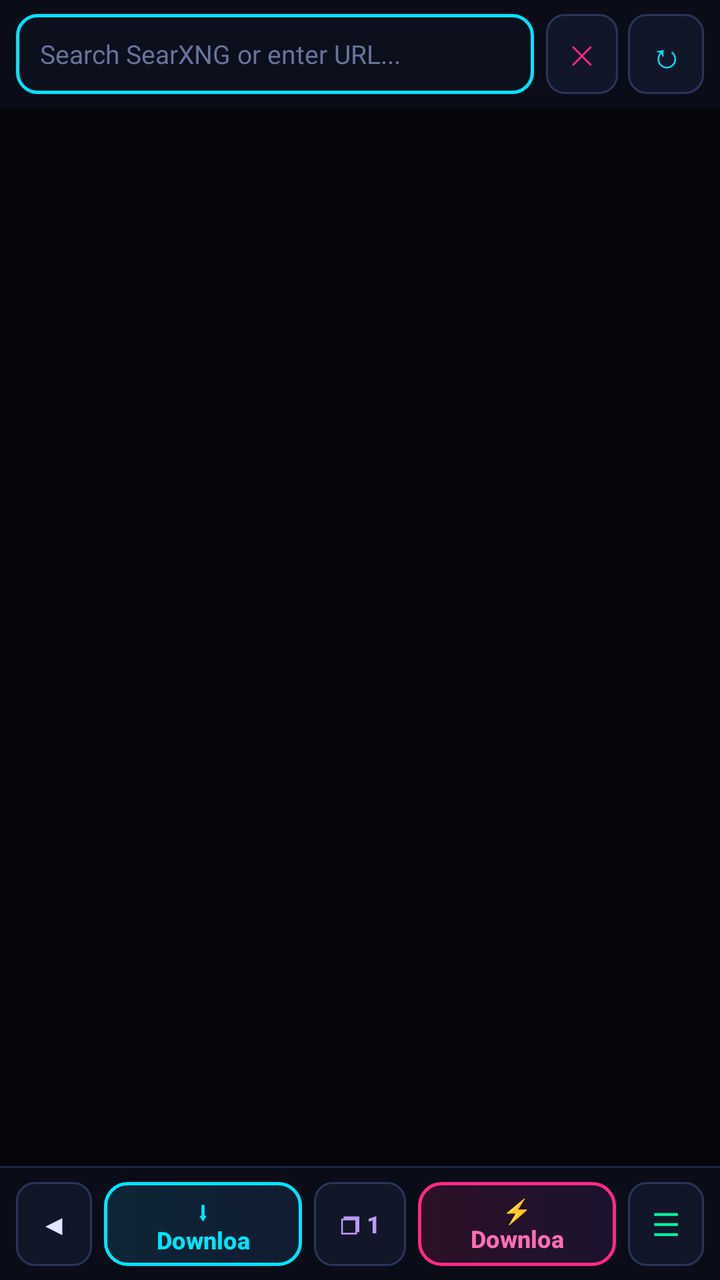
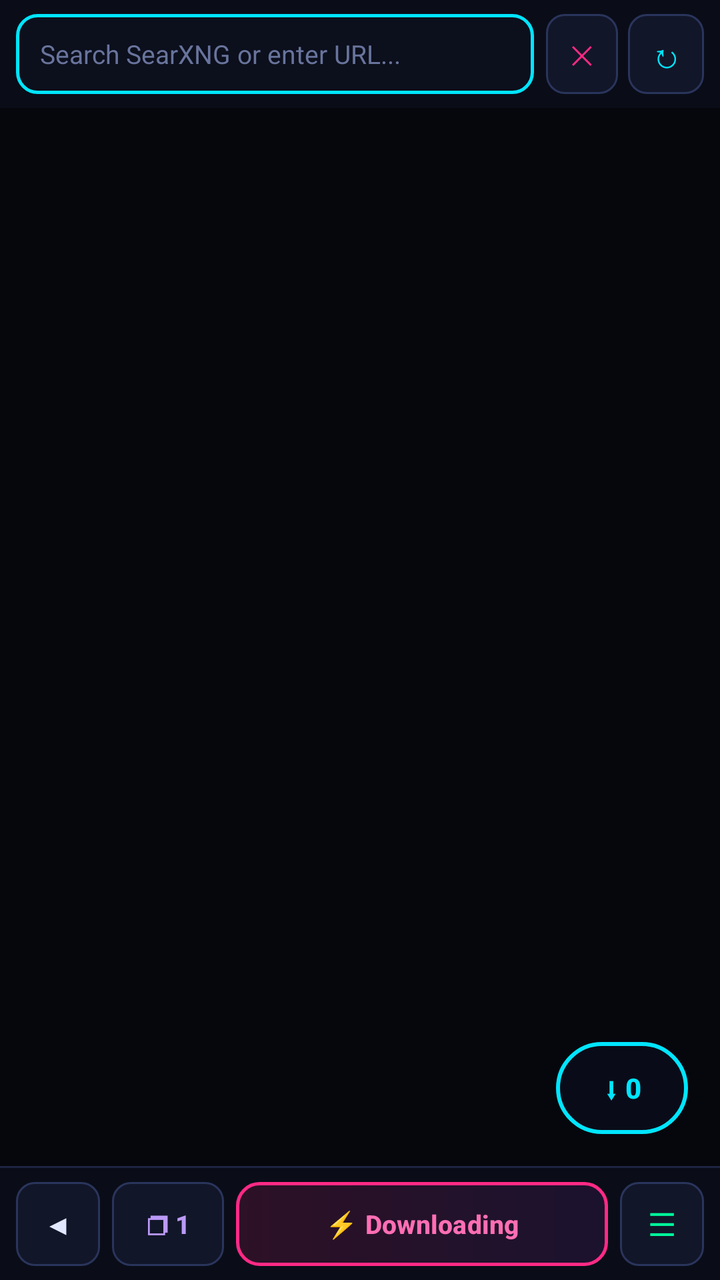

Before-and-after screenshots of an Android layout around one commit, followed by the original layout XML and the change that was made.
<!-- AndroidManifest.xml: application theme Theme.Material3.DayNight.NoActionBar -->
<!-- res/layout/activity_browser.xml -->
<?xml version="1.0" encoding="utf-8"?>
<LinearLayout xmlns:android="http://schemas.android.com/apk/res/android"
    xmlns:app="http://schemas.android.com/apk/res-auto"
    android:layout_width="match_parent"
    android:layout_height="match_parent"
    android:orientation="vertical"
    android:background="#06070D">

    
    <LinearLayout
        android:layout_width="match_parent"
        android:layout_height="wrap_content"
        android:orientation="horizontal"
        android:gravity="center_vertical"
        android:paddingHorizontal="8dp"
        android:paddingVertical="7dp"
        android:background="#0A0D18">

        <EditText
            android:id="@+id/urlBar"
            android:layout_width="0dp"
            android:layout_height="40dp"
            android:layout_weight="1"
            android:background="@drawable/bg_neon_input"
            android:hint="Search SearXNG or enter URL..."
            android:imeOptions="actionGo"
            android:inputType="textUri"
            android:paddingHorizontal="12dp"
            android:selectAllOnFocus="true"
            android:singleLine="true"
            android:textColor="#F0F4FF"
            android:textColorHint="#68749C"
            android:textSize="13sp" />

        <Button
            android:id="@+id/btnClearUrl"
            android:layout_width="36dp"
            android:layout_height="40dp"
            android:layout_marginStart="6dp"
            android:minWidth="0dp"
            android:padding="0dp"
            android:insetTop="0dp"
            android:insetBottom="0dp"
            android:background="@drawable/bg_btn_neon_dark"
            app:backgroundTint="@null"
            android:text="✕"
            android:textColor="#FF2A85"
            android:textSize="13sp" />

        <Button
            android:id="@+id/btnReload"
            android:layout_width="38dp"
            android:layout_height="40dp"
            android:layout_marginStart="5dp"
            android:minWidth="0dp"
            android:padding="0dp"
            android:insetTop="0dp"
            android:insetBottom="0dp"
            android:background="@drawable/bg_btn_neon_dark"
            app:backgroundTint="@null"
            android:text="↻"
            android:textColor="#00E5FF"
            android:textSize="17sp" />
    </LinearLayout>

    
    <ProgressBar
        android:id="@+id/pageProgress"
        style="?android:attr/progressBarStyleHorizontal"
        android:layout_width="match_parent"
        android:layout_height="3dp"
        android:max="100"
        android:progress="0"
        android:progressDrawable="@drawable/progress_neon"
        android:visibility="gone" />

    
    <FrameLayout
        android:id="@+id/webContainer"
        android:layout_width="match_parent"
        android:layout_height="0dp"
        android:layout_weight="1"
        android:background="#06070D" />

    <View
        android:layout_width="match_parent"
        android:layout_height="1dp"
        android:background="#1D2542" />

    
    <LinearLayout
        android:layout_width="match_parent"
        android:layout_height="wrap_content"
        android:orientation="horizontal"
        android:gravity="center_vertical"
        android:paddingHorizontal="8dp"
        android:paddingVertical="7dp"
        android:background="#0A0D18">

        <Button
            android:id="@+id/btnBack"
            android:layout_width="38dp"
            android:layout_height="42dp"
            android:minWidth="0dp"
            android:padding="0dp"
            android:insetTop="0dp"
            android:insetBottom="0dp"
            android:background="@drawable/bg_btn_neon_dark"
            app:backgroundTint="@null"
            android:enabled="false"
            android:text="◀"
            android:textColor="#E2E8FF"
            android:textSize="14sp" />

        <Button
            android:id="@+id/btnDownloadBadge"
            android:layout_width="0dp"
            android:layout_height="42dp"
            android:layout_weight="1"
            android:layout_marginStart="6dp"
            android:insetTop="0dp"
            android:insetBottom="0dp"
            android:background="@drawable/bg_btn_neon_cyan"
            app:backgroundTint="@null"
            android:text="⬇ Download (0)"
            android:textColor="#00E5FF"
            android:textSize="12sp"
            android:textStyle="bold" />

        
        <Button
            android:id="@+id/btnTabs"
            android:layout_width="46dp"
            android:layout_height="42dp"
            android:layout_marginHorizontal="6dp"
            android:minWidth="0dp"
            android:padding="0dp"
            android:insetTop="0dp"
            android:insetBottom="0dp"
            android:background="@drawable/bg_btn_neon_dark"
            app:backgroundTint="@null"
            android:text="❐ 1"
            android:textColor="#BB9AF7"
            android:textSize="12sp"
            android:textStyle="bold" />

        <Button
            android:id="@+id/btnVault"
            android:layout_width="0dp"
            android:layout_height="42dp"
            android:layout_weight="1"
            android:layout_marginEnd="6dp"
            android:insetTop="0dp"
            android:insetBottom="0dp"
            android:background="@drawable/bg_btn_neon_pink"
            app:backgroundTint="@null"
            android:text="⚡ Downloading"
            android:textColor="#FF6EB4"
            android:textSize="12sp"
            android:textStyle="bold" />

        <Button
            android:id="@+id/btnMenu"
            android:layout_width="38dp"
            android:layout_height="42dp"
            android:minWidth="0dp"
            android:padding="0dp"
            android:insetTop="0dp"
            android:insetBottom="0dp"
            android:background="@drawable/bg_btn_neon_dark"
            app:backgroundTint="@null"
            android:text="☰"
            android:textColor="#00FF9C"
            android:textSize="16sp" />
    </LinearLayout>
</LinearLayout>
<!-- resources referenced by this layout -->
<resources>
  <!-- drawable bg_btn_neon_cyan (drawable) -->
  <?xml version="1.0" encoding="utf-8"?>
  <shape xmlns:android="http://schemas.android.com/apk/res/android"
      android:shape="rectangle">
      <gradient
          android:angle="0"
          android:startColor="#0D2636"
          android:endColor="#111C33" />
      <corners android:radius="11dp" />
      <stroke
          android:width="1.5dp"
          android:color="#00E5FF" />
  </shape>
  
  <!-- drawable bg_btn_neon_dark (drawable) -->
  <?xml version="1.0" encoding="utf-8"?>
  <shape xmlns:android="http://schemas.android.com/apk/res/android"
      android:shape="rectangle">
      <solid android:color="#121629" />
      <corners android:radius="9dp" />
      <stroke
          android:width="1dp"
          android:color="#2A355C" />
  </shape>
  
  <!-- drawable bg_btn_neon_pink (drawable) -->
  <?xml version="1.0" encoding="utf-8"?>
  <shape xmlns:android="http://schemas.android.com/apk/res/android"
      android:shape="rectangle">
      <gradient
          android:angle="0"
          android:startColor="#2D1126"
          android:endColor="#1B122E" />
      <corners android:radius="11dp" />
      <stroke
          android:width="1.5dp"
          android:color="#FF2A85" />
  </shape>
  
  <!-- drawable bg_neon_input (drawable) -->
  <?xml version="1.0" encoding="utf-8"?>
  <shape xmlns:android="http://schemas.android.com/apk/res/android"
      android:shape="rectangle">
      <solid android:color="#0C0F1C" />
      <corners android:radius="10dp" />
      <stroke
          android:width="1.5dp"
          android:color="#00E5FF" />
  </shape>
  
  <!-- drawable progress_neon (drawable) -->
  <?xml version="1.0" encoding="utf-8"?>
  <layer-list xmlns:android="http://schemas.android.com/apk/res/android">
      <item android:id="@android:id/background">
          <shape android:shape="rectangle">
              <solid android:color="#0B0E1A" />
          </shape>
      </item>
      <item android:id="@android:id/progress">
          <clip>
              <shape android:shape="rectangle">
                  <gradient
                      android:angle="0"
                      android:startColor="#FF2A85"
                      android:endColor="#00E5FF" />
              </shape>
          </clip>
      </item>
  </layer-list>
  
</resources>

<!-- the commit's change to res/layout/activity_browser.xml (unified diff, before → after) -->
@@ -76,11 +76,35 @@
 
     
     <FrameLayout
-        android:id="@+id/webContainer"
         android:layout_width="match_parent"
         android:layout_height="0dp"
         android:layout_weight="1"
-        android:background="#06070D" />
+        android:background="#06070D">
+
+        <FrameLayout
+            android:id="@+id/webContainer"
+            android:layout_width="match_parent"
+            android:layout_height="match_parent" />
+
+        
+        <Button
+            android:id="@+id/btnFloatingCatcher"
+            android:layout_width="wrap_content"
+            android:layout_height="46dp"
+            android:layout_gravity="bottom|end"
+            android:layout_margin="16dp"
+            android:minWidth="66dp"
+            android:paddingHorizontal="14dp"
+            android:insetTop="0dp"
+            android:insetBottom="0dp"
+            android:elevation="8dp"
+            android:background="@drawable/bg_floating_catcher"
+            app:backgroundTint="@null"
+            android:text="⬇ 0"
+            android:textColor="#00E5FF"
+            android:textSize="14sp"
+            android:textStyle="bold" />
+    </FrameLayout>
 
     <View
         android:layout_width="match_parent"
@@ -99,7 +123,7 @@
 
         <Button
             android:id="@+id/btnBack"
-            android:layout_width="38dp"
+            android:layout_width="42dp"
             android:layout_height="42dp"
             android:minWidth="0dp"
             android:padding="0dp"
@@ -113,26 +137,10 @@
             android:textSize="14sp" />
 
         <Button
-            android:id="@+id/btnDownloadBadge"
-            android:layout_width="0dp"
+            android:id="@+id/btnTabs"
+            android:layout_width="56dp"
             android:layout_height="42dp"
-            android:layout_weight="1"
             android:layout_marginStart="6dp"
-            android:insetTop="0dp"
-            android:insetBottom="0dp"
-            android:background="@drawable/bg_btn_neon_cyan"
-            app:backgroundTint="@null"
-            android:text="⬇ Download (0)"
-            android:textColor="#00E5FF"
-            android:textSize="12sp"
-            android:textStyle="bold" />
-
-        
-        <Button
-            android:id="@+id/btnTabs"
-            android:layout_width="46dp"
-            android:layout_height="42dp"
-            android:layout_marginHorizontal="6dp"
             android:minWidth="0dp"
             android:padding="0dp"
             android:insetTop="0dp"
@@ -141,7 +149,7 @@
             app:backgroundTint="@null"
             android:text="❐ 1"
             android:textColor="#BB9AF7"
-            android:textSize="12sp"
+            android:textSize="13sp"
             android:textStyle="bold" />
 
         <Button
@@ -149,19 +157,19 @@
             android:layout_width="0dp"
             android:layout_height="42dp"
             android:layout_weight="1"
-            android:layout_marginEnd="6dp"
+            android:layout_marginHorizontal="6dp"
             android:insetTop="0dp"
             android:insetBottom="0dp"
             android:background="@drawable/bg_btn_neon_pink"
             app:backgroundTint="@null"
             android:text="⚡ Downloading"
             android:textColor="#FF6EB4"
-            android:textSize="12sp"
+            android:textSize="13sp"
             android:textStyle="bold" />
 
         <Button
             android:id="@+id/btnMenu"
-            android:layout_width="38dp"
+            android:layout_width="42dp"
             android:layout_height="42dp"
             android:minWidth="0dp"
             android:padding="0dp"
<!-- resource entries referenced after the edit -->
@@ -1,19 +1,5 @@
 <!-- resources referenced by this layout -->
 <resources>
-  <!-- drawable bg_btn_neon_cyan (drawable) -->
-  <?xml version="1.0" encoding="utf-8"?>
-  <shape xmlns:android="http://schemas.android.com/apk/res/android"
-      android:shape="rectangle">
-      <gradient
-          android:angle="0"
-          android:startColor="#0D2636"
-          android:endColor="#111C33" />
-      <corners android:radius="11dp" />
-      <stroke
-          android:width="1.5dp"
-          android:color="#00E5FF" />
-  </shape>
-  
   <!-- drawable bg_btn_neon_dark (drawable) -->
   <?xml version="1.0" encoding="utf-8"?>
   <shape xmlns:android="http://schemas.android.com/apk/res/android"
@@ -37,6 +23,17 @@
       <stroke
           android:width="1.5dp"
           android:color="#FF2A85" />
+  </shape>
+  
+  <!-- drawable bg_floating_catcher (drawable) -->
+  <?xml version="1.0" encoding="utf-8"?>
+  <shape xmlns:android="http://schemas.android.com/apk/res/android"
+      android:shape="rectangle">
+      <solid android:color="#E6090D1A" />
+      <corners android:radius="24dp" />
+      <stroke
+          android:width="2dp"
+          android:color="#00E5FF" />
   </shape>
   
   <!-- drawable bg_neon_input (drawable) -->
